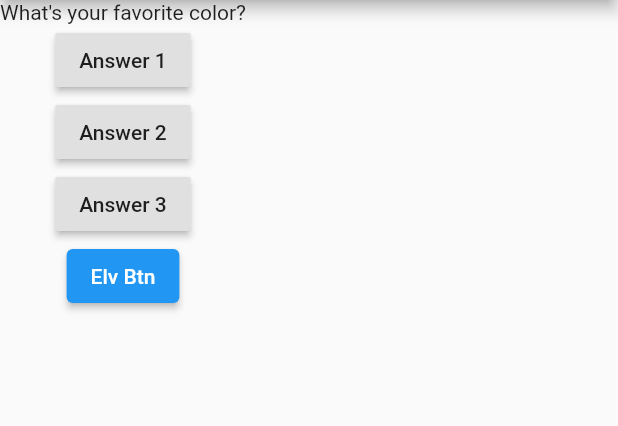
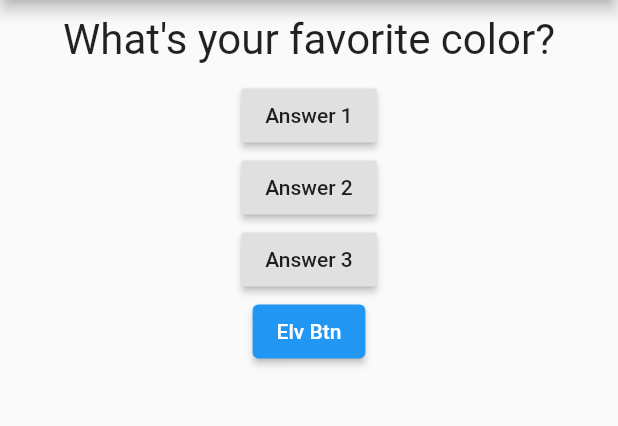
Before and after one commit to GoGiants1/flutter-practice, a Flutter app: the screen it shows after launch, on a phone screen of 412 x 824 dp, the part 84-510 px from its top. Run offline on Flutter 3.47's test engine with Material 2 defaults, Android fonts, the phone set to English and light mode, and no system bars.

Commit message:
Add Styling

```diff
--- a/flutter_complete_guide/lib/question.dart
+++ b/flutter_complete_guide/lib/question.dart
@@ -1,12 +1,23 @@
 import 'package:flutter/material.dart';
 
 class Question extends StatelessWidget {
+  // 내부에서 바뀌는 경우 리렌더링이 안되지만, 이 경우 외부에서 값이 바뀌기 때문에 리렌더링 가능
+  // final -> immutable
   final String questionText;
 
+  // Constructor
   Question(this.questionText);
 
   @override
   Widget build(BuildContext context) {
-    return Text(questionText);
+    return Container(
+      width: double.infinity,
+      margin: EdgeInsets.all(10),
+      child: Text(
+        questionText,
+        style: TextStyle(fontSize: 28),
+        textAlign: TextAlign.center,
+      ),
+    );
   }
 }
```
